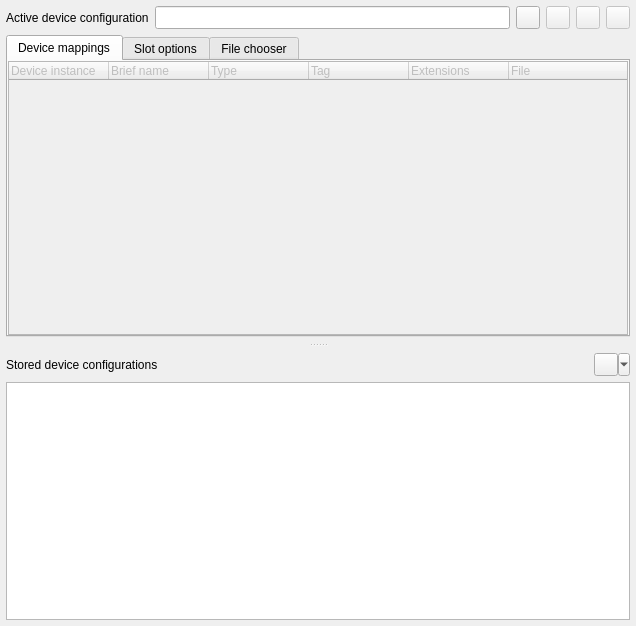
Above: messdevcfg.ui from qmc2/qmc2-mame-fe before the change. Below: the same form after it.
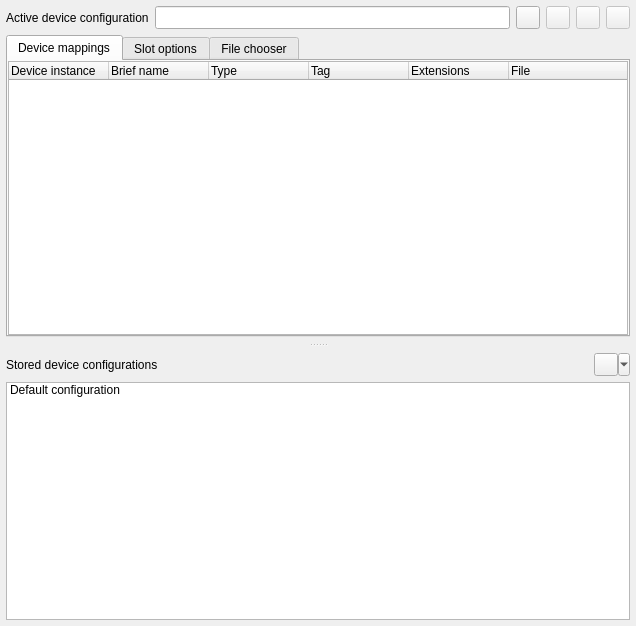
That is the form after the change. Icons and pictures are not drawn.

The edit to the form file:
```diff
--- a/messdevcfg.ui
+++ b/messdevcfg.ui
@@ -89,9 +89,6 @@
            </property>
            <item row="0" column="0">
             <widget class="QTreeWidget" name="treeWidgetDeviceSetup">
-             <property name="enabled">
-              <bool>false</bool>
-             </property>
              <property name="contextMenuPolicy">
               <enum>Qt::CustomContextMenu</enum>
              </property>
@@ -672,6 +669,11 @@
          <property name="sortingEnabled">
           <bool>true</bool>
          </property>
+         <item>
+          <property name="text">
+           <string>Default configuration</string>
+          </property>
+         </item>
         </widget>
        </item>
       </layout>
```
